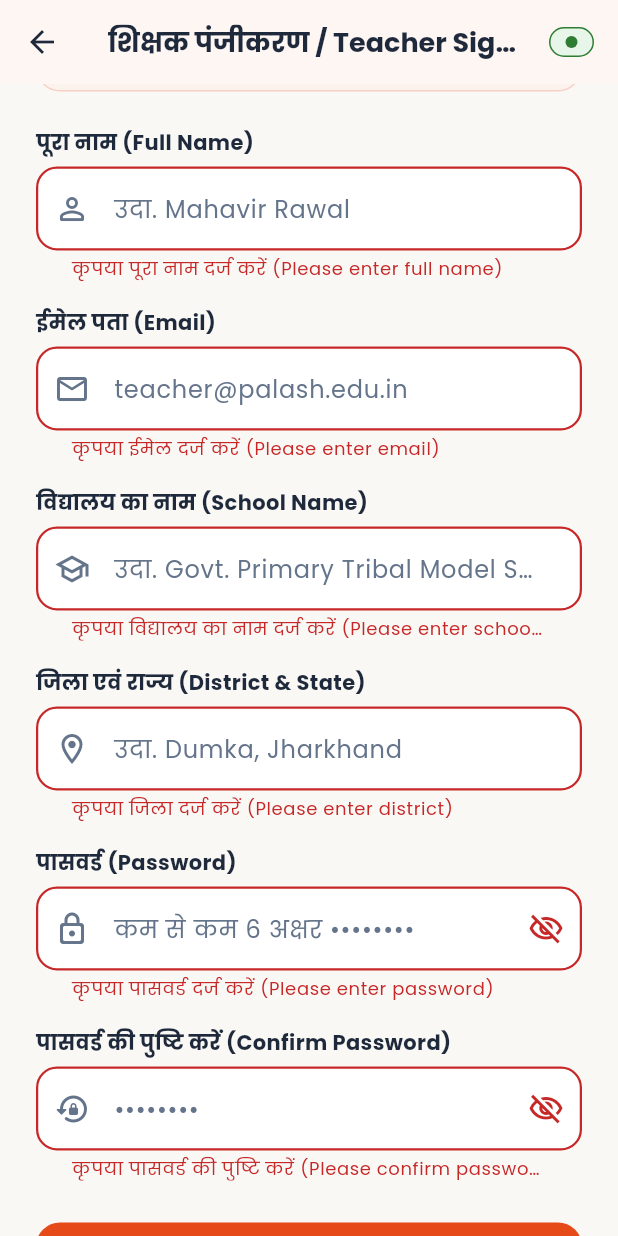
After one commit to Soham-Palkar/Palash-Multilingual-Realtime-Translator, a Flutter app: the TeacherSignUpScreen screen opened by its route, scrolled down 111 dp, after a tap on "खाता बनाएं / Create Teacher Account", on a phone screen of 412 x 824 dp. The commit adds this screen. Run offline on Flutter 3.47's test engine with Material 3 defaults, Android fonts, the phone set to English and light mode, and no system bars; our stand-ins replace cloud_firestore, firebase_auth, firebase_core, google_fonts, google_sign_in, shared_preferences and 1 more; accounts and stored records are empty; network calls fail.

Commit message:
Update teacher authentication screen

```diff
--- a/lib/app/routes.dart
+++ b/lib/app/routes.dart
@@ -1,6 +1,7 @@
 import 'package:flutter/material.dart';
 import '../features/welcome/welcome_screen.dart';
 import '../features/authentication/teacher_login_screen.dart';
+import '../features/authentication/teacher_sign_up_screen.dart';
 import '../features/teacher/dashboard/teacher_dashboard_screen.dart';
 import '../features/teacher/curriculum/curriculum_screen.dart';
 import '../features/teacher/curriculum/lesson_detail_screen.dart';
@@ -37,6 +38,7 @@ import '../models/story_model.dart';
 class AppRoutes {
   static const String welcome = '/';
   static const String teacherLogin = '/teacher-login';
+  static const String teacherSignUp = '/teacher-sign-up';
   static const String teacherDashboard = '/teacher-dashboard';
   static const String teacherCurriculum = '/teacher-curriculum';
   static const String teacherLessonDetail = '/teacher-lesson-detail';
@@ -68,6 +70,8 @@ class AppRoutes {
         return MaterialPageRoute(builder: (_) => const WelcomeScreen());
       case teacherLogin:
         return MaterialPageRoute(builder: (_) => const TeacherLoginScreen());
+      case teacherSignUp:
+        return MaterialPageRoute(builder: (_) => const TeacherSignUpScreen());
       case teacherDashboard:
         return MaterialPageRoute(builder: (_) => const TeacherDashboardScreen());
       case teacherCurriculum:
--- a/lib/features/authentication/teacher_login_screen.dart
+++ b/lib/features/authentication/teacher_login_screen.dart
@@ -330,7 +330,42 @@ class _TeacherLoginScreenState extends State<TeacherLoginScreen> {
                 child: const Text('लॉगिन करें / Login'),
               ),
 
-              const SizedBox(height: 24),
+              const SizedBox(height: 20),
+
+              // Sign Up Link
+              Row(
+                mainAxisAlignment: MainAxisAlignment.center,
+                children: [
+                  const Text(
+                    'खाता नहीं है? ',
+                    style: TextStyle(
+                      color: AppColors.textSecondary,
+                      fontSize: 13,
+                      fontWeight: FontWeight.w500,
+                    ),
+                  ),
+                  TextButton(
+                    onPressed: () {
+                      Navigator.pushNamed(context, AppRoutes.teacherSignUp);
+                    },
+                    style: TextButton.styleFrom(
+                      padding: const EdgeInsets.symmetric(horizontal: 4),
+                      minimumSize: Size.zero,
+                      tapTargetSize: MaterialTapTargetSize.shrinkWrap,
+                    ),
+                    child: const Text(
+                      'नया खाता बनाएं (Sign Up)',
+                      style: TextStyle(
+                        fontWeight: FontWeight.bold,
+                        fontSize: 13,
+                        color: AppColors.primary,
+                      ),
+                    ),
+                  ),
+                ],
+              ),
+
+              const SizedBox(height: 16),
 
             ],
           ),
--- /dev/null
+++ b/lib/features/authentication/teacher_sign_up_screen.dart
@@ -0,0 +1,397 @@
+import 'package:flutter/material.dart';
+import 'package:provider/provider.dart';
+import '../../core/constants/app_colors.dart';
+import '../../services/auth_service.dart';
+import '../../widgets/connection_status_badge.dart';
+import '../../widgets/loading_dialog.dart';
+import '../../app/routes.dart';
+
+class TeacherSignUpScreen extends StatefulWidget {
+  const TeacherSignUpScreen({super.key});
+
+  @override
+  State<TeacherSignUpScreen> createState() => _TeacherSignUpScreenState();
+}
+
+class _TeacherSignUpScreenState extends State<TeacherSignUpScreen> {
+  final _formKey = GlobalKey<FormState>();
+
+  final _nameController = TextEditingController();
+  final _emailController = TextEditingController();
+  final _schoolController = TextEditingController();
+  final _districtController = TextEditingController();
+  final _passwordController = TextEditingController();
+  final _confirmPasswordController = TextEditingController();
+
+  bool _obscurePassword = true;
+  bool _obscureConfirmPassword = true;
+
+  @override
+  void dispose() {
+    _nameController.dispose();
+    _emailController.dispose();
+    _schoolController.dispose();
+    _districtController.dispose();
+    _passwordController.dispose();
+    _confirmPasswordController.dispose();
+    super.dispose();
+  }
+
+  Future<void> _handleSignUp() async {
+    if (!_formKey.currentState!.validate()) return;
+
+    LoadingDialog.show(
+      context,
+      message: 'शिक्षक खाता बनाया जा रहा है (Creating Account)...',
+    );
+    final auth = Provider.of<AuthService>(context, listen: false);
+
+    try {
+      await auth.createTeacherAccount(
+        name: _nameController.text.trim(),
+        email: _emailController.text.trim(),
+        school: _schoolController.text.trim(),
+        district: _districtController.text.trim(),
+        password: _passwordController.text,
+      );
+      if (!mounted) return;
+      LoadingDialog.hide(context);
+      Navigator.pushNamedAndRemoveUntil(
+        context,
+        AppRoutes.teacherDashboard,
+        (route) => false,
+      );
+    } catch (e) {
+      if (!mounted) return;
+      LoadingDialog.hide(context);
+      ScaffoldMessenger.of(context).showSnackBar(
+        SnackBar(
+          backgroundColor: AppColors.error,
+          content: Text(e.toString().replaceAll('Exception: ', '')),
+        ),
+      );
+    }
+  }
+
+  @override
+  Widget build(BuildContext context) {
+    return Scaffold(
+      appBar: AppBar(
+        title: const Text(
+          'शिक्षक पंजीकरण / Teacher Sign Up',
+          style: TextStyle(fontWeight: FontWeight.bold, fontSize: 18),
+        ),
+        actions: const [
+          Padding(
+            padding: EdgeInsets.only(right: 16),
+            child: ConnectionStatusBadge(showLabel: false),
+          ),
+        ],
+      ),
+      body: SingleChildScrollView(
+        padding: const EdgeInsets.symmetric(horizontal: 24, vertical: 20),
+        child: Form(
+          key: _formKey,
+          child: Column(
+            crossAxisAlignment: CrossAxisAlignment.stretch,
+            children: [
+              // Header description banner matching TeacherLoginScreen
+              Container(
+                padding: const EdgeInsets.all(16),
+                decoration: BoxDecoration(
+                  color: AppColors.primaryContainer.withOpacity(0.4),
+                  borderRadius: BorderRadius.circular(16),
+                  border: Border.all(
+                    color: AppColors.primary.withOpacity(0.2),
+                  ),
+                ),
+                child: const Row(
+                  children: [
+                    Icon(
+                      Icons.person_add_alt_1_rounded,
+                      color: AppColors.primary,
+                      size: 28,
+                    ),
+                    SizedBox(width: 14),
+                    Expanded(
+                      child: Column(
+                        crossAxisAlignment: CrossAxisAlignment.start,
+                        children: [
+                          Text(
+                            'नया शिक्षक पंजीकरण (Teacher Registration)',
+                            style: TextStyle(
+                              fontWeight: FontWeight.bold,
+                              fontSize: 15,
+                              color: AppColors.textPrimary,
+                            ),
+                          ),
+                          SizedBox(height: 2),
+                          Text(
+                            'पाठ्यक्रम, AI सामग्री एवं अनुवाद प्रबंधन हेतु',
+                            style: TextStyle(
+                              fontSize: 13,
+                              color: AppColors.textSecondary,
+                            ),
+                          ),
+                        ],
+                      ),
+                    ),
+                  ],
+                ),
+              ),
+
+              const SizedBox(height: 24),
+
+              // Full Name Input
+              const Text(
+                'पूरा नाम (Full Name)',
+                style: TextStyle(
+                  fontWeight: FontWeight.bold,
+                  fontSize: 14,
+                  color: AppColors.textPrimary,
+                ),
+              ),
+              const SizedBox(height: 6),
+              TextFormField(
+                controller: _nameController,
+                keyboardType: TextInputType.name,
+                textCapitalization: TextCapitalization.words,
+                decoration: const InputDecoration(
+                  hintText: 'उदा. Mahavir Rawal',
+                  prefixIcon: Icon(Icons.person_outline_rounded),
+                ),
+                validator: (val) {
+                  if (val == null || val.trim().isEmpty) {
+                    return 'कृपया पूरा नाम दर्ज करें (Please enter full name)';
+                  }
+                  return null;
+                },
+              ),
+
+              const SizedBox(height: 18),
+
+              // Email Input
+              const Text(
+                'ईमेल पता (Email)',
+                style: TextStyle(
+                  fontWeight: FontWeight.bold,
+                  fontSize: 14,
+                  color: AppColors.textPrimary,
+                ),
+              ),
+              const SizedBox(height: 6),
+              TextFormField(
+                controller: _emailController,
+                keyboardType: TextInputType.emailAddress,
+                decoration: const InputDecoration(
+                  hintText: 'teacher@palash.edu.in',
+                  prefixIcon: Icon(Icons.email_outlined),
+                ),
+                validator: (val) {
+                  if (val == null || val.trim().isEmpty) {
+                    return 'कृपया ईमेल दर्ज करें (Please enter email)';
+                  }
+                  final emailRegExp = RegExp(
+                    r'^[\w-\.]+@([\w-]+\.)+[\w-]{2,4}$',
+                  );
+                  if (!emailRegExp.hasMatch(val.trim())) {
+                    return 'कृपया वैध ईमेल दर्ज करें (Please enter valid email)';
+                  }
+                  return null;
+                },
+              ),
+
+              const SizedBox(height: 18),
+
+              // School Name Input
+              const Text(
+                'विद्यालय का नाम (School Name)',
+                style: TextStyle(
+                  fontWeight: FontWeight.bold,
+                  fontSize: 14,
+                  color: AppColors.textPrimary,
+                ),
+              ),
+              const SizedBox(height: 6),
+              TextFormField(
+                controller: _schoolController,
+                keyboardType: TextInputType.text,
+                textCapitalization: TextCapitalization.words,
+                decoration: const InputDecoration(
+                  hintText: 'उदा. Govt. Primary Tribal Model School',
+                  prefixIcon: Icon(Icons.school_outlined),
+                ),
+                validator: (val) {
+                  if (val == null || val.trim().isEmpty) {
+                    return 'कृपया विद्यालय का नाम दर्ज करें (Please enter school name)';
+                  }
+                  return null;
+                },
+              ),
+
+              const SizedBox(height: 18),
+
+              // District Input
+              const Text(
+                'जिला एवं राज्य (District & State)',
+                style: TextStyle(
+                  fontWeight: FontWeight.bold,
+                  fontSize: 14,
+                  color: AppColors.textPrimary,
+                ),
+              ),
+              const SizedBox(height: 6),
+              TextFormField(
+                controller: _districtController,
+                keyboardType: TextInputType.text,
+                textCapitalization: TextCapitalization.words,
+                decoration: const InputDecoration(
+                  hintText: 'उदा. Dumka, Jharkhand',
+                  prefixIcon: Icon(Icons.location_on_outlined),
+                ),
+                validator: (val) {
+                  if (val == null || val.trim().isEmpty) {
+                    return 'कृपया जिला दर्ज करें (Please enter district)';
+                  }
+                  return null;
+                },
+              ),
+
+              const SizedBox(height: 18),
+
+              // Password Input
+              const Text(
+                'पासवर्ड (Password)',
+                style: TextStyle(
+                  fontWeight: FontWeight.bold,
+                  fontSize: 14,
+                  color: AppColors.textPrimary,
+                ),
+              ),
+              const SizedBox(height: 6),
+              TextFormField(
+                controller: _passwordController,
+                obscureText: _obscurePassword,
+                decoration: InputDecoration(
+                  hintText: 'कम से कम 6 अक्षर ••••••••',
+                  prefixIcon: const Icon(Icons.lock_outline_rounded),
+                  suffixIcon: IconButton(
+                    icon: Icon(
+                      _obscurePassword
+                          ? Icons.visibility_off_outlined
+                          : Icons.visibility_outlined,
+                    ),
+                    onPressed: () {
+                      setState(() {
+                        _obscurePassword = !_obscurePassword;
+                      });
+                    },
+                  ),
+                ),
+                validator: (val) {
+                  if (val == null || val.isEmpty) {
+                    return 'कृपया पासवर्ड दर्ज करें (Please enter password)';
+                  }
+                  if (val.length < 6) {
+                    return 'पासवर्ड कम से कम 6 अक्षरों का होना चाहिए (Min 6 chars)';
+                  }
+                  return null;
+                },
+              ),
+
+              const SizedBox(height: 18),
+
+              // Confirm Password Input
+              const Text(
+                'पासवर्ड की पुष्टि करें (Confirm Password)',
+                style: TextStyle(
+                  fontWeight: FontWeight.bold,
+                  fontSize: 14,
+                  color: AppColors.textPrimary,
+                ),
+              ),
+              const SizedBox(height: 6),
+              TextFormField(
+                controller: _confirmPasswordController,
+                obscureText: _obscureConfirmPassword,
+                decoration: InputDecoration(
+                  hintText: '••••••••',
+                  prefixIcon: const Icon(Icons.lock_reset_rounded),
+                  suffixIcon: IconButton(
+                    icon: Icon(
+                      _obscureConfirmPassword
+                          ? Icons.visibility_off_outlined
+                          : Icons.visibility_outlined,
+                    ),
+                    onPressed: () {
+                      setState(() {
+                        _obscureConfirmPassword = !_obscureConfirmPassword;
+                      });
+                    },
+                  ),
+                ),
+                validator: (val) {
+                  if (val == null || val.isEmpty) {
+                    return 'कृपया पासवर्ड की पुष्टि करें (Please confirm password)';
+                  }
+                  if (val != _passwordController.text) {
+                    return 'पासवर्ड मेल नहीं खाते (Passwords do not match)';
+                  }
+                  return null;
+                },
+              ),
+
+              const SizedBox(height: 28),
+
+              // Submit Button
+              ElevatedButton(
+                onPressed: _handleSignUp,
+                child: const Text('खाता बनाएं / Create Teacher Account'),
+              ),
+
+              const SizedBox(height: 20),
+
+              // Already have an account? Sign In Link
+              Row(
+                mainAxisAlignment: MainAxisAlignment.center,
+                children: [
+                  const Text(
+                    'पहले से खाता है? ',
+                    style: TextStyle(
+                      color: AppColors.textSecondary,
+                      fontSize: 13,
+                      fontWeight: FontWeight.w500,
+                    ),
+                  ),
+                  TextButton(
+                    onPressed: () {
+                      Navigator.pushReplacementNamed(
+                        context,
+                        AppRoutes.teacherLogin,
+                      );
+                    },
+                    style: TextButton.styleFrom(
+                      padding: const EdgeInsets.symmetric(horizontal: 4),
+                      minimumSize: Size.zero,
+                      tapTargetSize: MaterialTapTargetSize.shrinkWrap,
+                    ),
+                    child: const Text(
+                      'लॉगिन करें (Sign In)',
+                      style: TextStyle(
+                        fontWeight: FontWeight.bold,
+                        fontSize: 13,
+                        color: AppColors.primary,
+                      ),
+                    ),
+                  ),
+                ],
+              ),
+
+              const SizedBox(height: 16),
+            ],
+          ),
+        ),
+      ),
+    );
+  }
+}
--- a/lib/services/auth_service.dart
+++ b/lib/services/auth_service.dart
@@ -7,6 +7,13 @@ abstract class AuthService {
   Stream<TeacherUser?> get authStateChanges;
   TeacherUser? get currentUser;
   Future<TeacherUser> signInWithEmailPassword(String email, String password);
+  Future<TeacherUser> createTeacherAccount({
+    required String name,
+    required String email,
+    required String school,
+    required String district,
+    required String password,
+  });
   Future<TeacherUser> signInWithGoogle();
   Future<void> sendPasswordResetEmail(String email);
   Future<void> signOut();
--- a/lib/services/firebase_auth_service.dart
+++ b/lib/services/firebase_auth_service.dart
@@ -135,6 +135,77 @@ class FirebaseAuthService implements AuthService {
       }
 
       final teacher = await _mapFirebaseUserToTeacher(fbUser);
+
+      _currentUser = teacher;
+
+      if (!_controller.isClosed) {
+        _controller.add(teacher);
+      }
+
+      return teacher;
+    } on fb.FirebaseAuthException catch (e) {
+      throw Exception(_firebaseErrorMessage(e));
+    } catch (e) {
+      throw Exception(e.toString());
+    }
+  }
+
+  // -------------------------------------------------------------------------
+  // CREATE TEACHER ACCOUNT (SIGN UP)
+  // -------------------------------------------------------------------------
+
+  @override
+  Future<TeacherUser> createTeacherAccount({
+    required String name,
+    required String email,
+    required String school,
+    required String district,
+    required String password,
+  }) async {
+    try {
+      final credential = await fb.FirebaseAuth.instance
+          .createUserWithEmailAndPassword(
+        email: email.trim(),
+        password: password,
+      );
+
+      final fbUser = credential.user;
+
+      if (fbUser == null) {
+        throw Exception(
+          'खाता निर्माण विफल (Account creation failed).',
+        );
+      }
+
+      // Update user display name in Firebase Auth
+      try {
+        await fbUser.updateDisplayName(name.trim());
+      } catch (_) {
+        // Display name update failure is non-fatal
+      }
+
+      // Create Teacher profile in Firestore at teachers/{uid}
+      await FirebaseFirestore.instance
+          .collection('teachers')
+          .doc(fbUser.uid)
+          .set({
+        'name': name.trim(),
+        'email': email.trim(),
+        'school': school.trim(),
+        'district': district.trim(),
+        'role': 'teacher',
+        'createdAt': FieldValue.serverTimestamp(),
+      });
+
+      final teacher = TeacherUser(
+        uid: fbUser.uid,
+        email: email.trim(),
+        displayName: name.trim(),
+        schoolName: school.trim(),
+        district: district.trim(),
+        photoUrl: fbUser.photoURL ?? '',
+        isEmailVerified: fbUser.emailVerified,
+      );
 
       _currentUser = teacher;
 
--- a/lib/services/mock_auth_service.dart
+++ b/lib/services/mock_auth_service.dart
@@ -58,6 +58,34 @@ class MockAuthService implements AuthService {
   }
 
   @override
+  Future<TeacherUser> createTeacherAccount({
+    required String name,
+    required String email,
+    required String school,
+    required String district,
+    required String password,
+  }) async {
+    await Future.delayed(const Duration(milliseconds: 600));
+    if (email.trim().isEmpty || password.length < 6) {
+      throw Exception('कृपया वैध ईमेल और कम से कम 6 अक्षरों का पासवर्ड दर्ज करें।');
+    }
+
+    _currentUser = TeacherUser(
+      uid: 'teacher_${DateTime.now().millisecondsSinceEpoch}',
+      email: email.trim(),
+      displayName: name.trim(),
+      schoolName: school.trim(),
+      district: district.trim(),
+    );
+
+    final prefs = await SharedPreferences.getInstance();
+    await prefs.setBool(_keyTeacherLoggedIn, true);
+
+    _controller.add(_currentUser);
+    return _currentUser!;
+  }
+
+  @override
   Future<TeacherUser> signInWithGoogle() async {
     await Future.delayed(const Duration(milliseconds: 700));
     _currentUser = TeacherUser(
```
Also changed, not shown: firebase.json, 1 other file.
